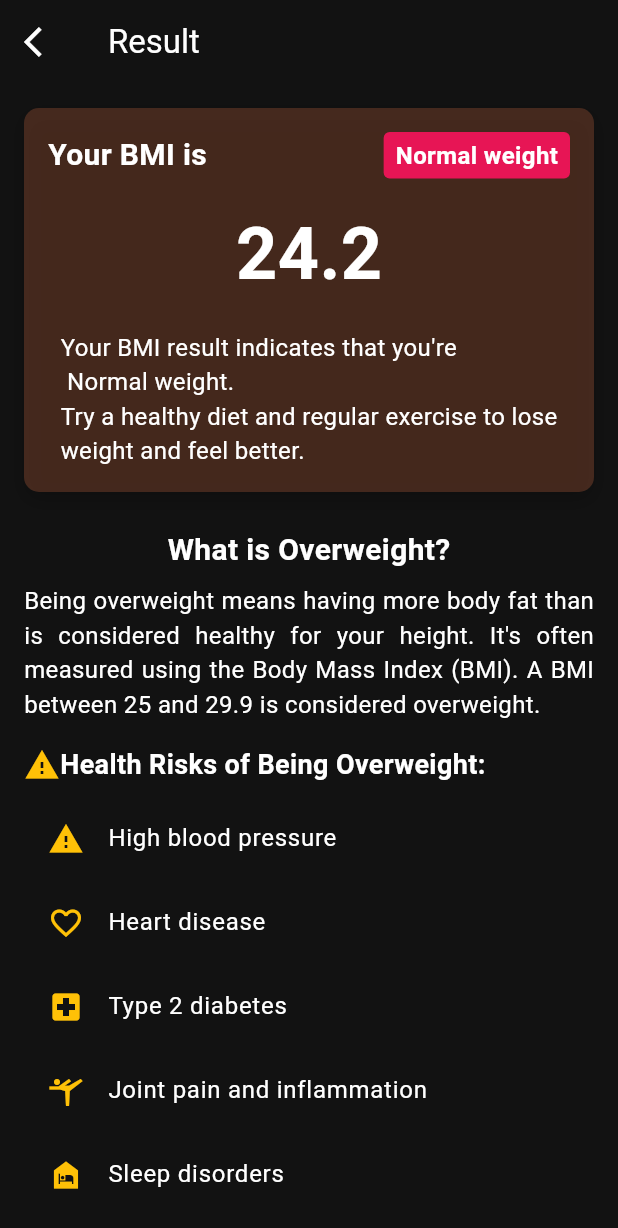
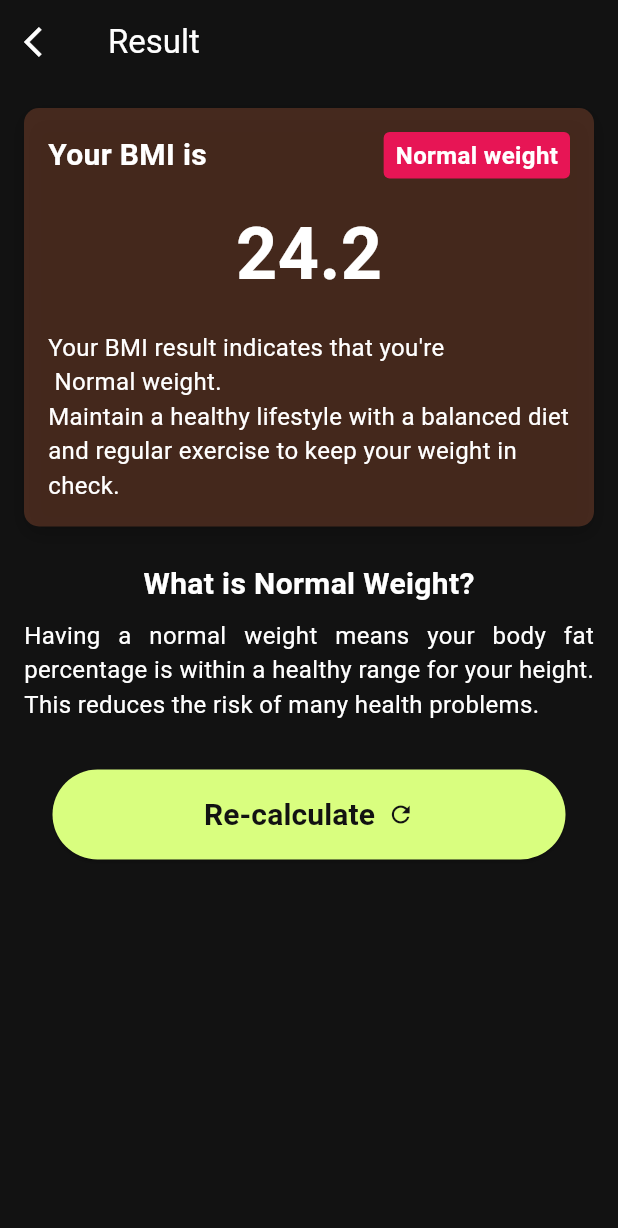
Before and after one commit to Myrnanader/BMI_calculator, a Flutter app: the screen it shows after launch, after a tap on "calculate", on a phone screen of 412 x 824 dp. Shown: the top 1228 px of the screen. Run offline on Flutter 3.47's test engine with Material 3 defaults, Android fonts, the light colour scheme and no system bars.

Commit message:
last modification

```diff
--- a/lib/main.dart
+++ b/lib/main.dart
@@ -1,10 +1,8 @@
-import 'dart:async';
-
 import 'package:flutter/material.dart';
-import '../screens/home_screen.dart';
+import 'screens/splash_screen.dart';
 
 void main() {
-  runApp(MyApp());
+  runApp(const MyApp());
 }
 
 class MyApp extends StatelessWidget {
@@ -15,33 +13,3 @@ class MyApp extends StatelessWidget {
     return MaterialApp(debugShowCheckedModeBanner: false, home: SplashScreen());
   }
 }
-
-class SplashScreen extends StatefulWidget {
-  const SplashScreen({super.key});
-
-  @override
-  _SplashScreenState createState() => _SplashScreenState();
-}
-
-class _SplashScreenState extends State<SplashScreen> {
-  @override
-  void initState() {
-    super.initState();
-    //change the duration of splash screen appearence
-    Timer(
-      Duration(seconds: 3),
-      () => Navigator.pushReplacement(
-        context,
-        MaterialPageRoute(builder: (context) => HomeScreen()),
-      ),
-    );
-  }
-
-  @override
-  Widget build(BuildContext context) {
-    return Container(
-      color: Colors.transparent,
-      child: Center(child: Image.asset('assets/BMI.png', fit: BoxFit.cover)),
-    );
-  }
-}
--- a/lib/screens/home_screen.dart
+++ b/lib/screens/home_screen.dart
@@ -9,16 +9,33 @@ import '../components/elevated_Button.dart';
 
 class HomeScreen extends StatefulWidget {
   const HomeScreen({super.key});
+
   @override
   State<HomeScreen> createState() => _HomeScreenState();
 }
 
 class _HomeScreenState extends State<HomeScreen> {
-  String selected = "cm";
+
   bool isMale = true;
-  double height = 170;
+  double height = 170; // cm
   double weight = 70;
   double age = 25;
+
+  // (Cm, Ft, In)
+  String selectedUnit = "Cm";
+
+
+  double convertHeight(String unit) {
+    switch (unit) {
+      case "Ft":
+        return height / 30.48;
+      case "In":
+        return height / 2.54;
+      default:
+        return height;
+    }
+  }
+
   @override
   Widget build(BuildContext context) {
     return Scaffold(
@@ -37,7 +54,6 @@ class _HomeScreenState extends State<HomeScreen> {
         ),
       ),
       body: Column(
-        // crossAxisAlignment: CrossAxisAlignment.stretch,
         children: [
           Expanded(
             child: Row(
@@ -78,14 +94,20 @@ class _HomeScreenState extends State<HomeScreen> {
               ),
               child: Column(
                 children: [
-                  UnitSelector(),
+                  UnitSelector(
+                    onUnitSelected: (unit) {
+                      setState(() {
+                        selectedUnit = unit; // update selected unit
+                      });
+                    },
+                  ),
                   Row(
                     mainAxisAlignment: MainAxisAlignment.center,
                     crossAxisAlignment: CrossAxisAlignment.baseline,
                     textBaseline: TextBaseline.alphabetic,
                     children: [
                       Text(
-                        height.round().toString(),
+                        convertHeight(selectedUnit).toStringAsFixed(2), //after converting height
                         style: TextStyle(
                           color: Colors.white,
                           fontSize: 55,
@@ -102,8 +124,9 @@ class _HomeScreenState extends State<HomeScreen> {
                     thumbColor: Colors.yellow,
                     activeColor: Colors.green,
                     onChanged: (value) {
-                      height = value;
-                      setState(() {});
+                      setState(() {
+                        height = value; // تحديث الارتفاع
+                      });
                     },
                   ),
                 ],
--- a/lib/screens/result_screen.dart
+++ b/lib/screens/result_screen.dart
@@ -5,6 +5,7 @@ import '../components/elevated_Button.dart';
 class ResultScreen extends StatelessWidget {
   ResultScreen({super.key, required this.result});
   final double result;
+
 
   String get healthiness {
     String healthinessString = '';
@@ -22,16 +23,81 @@ class ResultScreen extends StatelessWidget {
     return healthinessString;
   }
 
-  final List<Map<String, dynamic>> healthRisks = [
+  // نصوص ونصائح لكل حالة
+  Map<String, dynamic> get tipsAndInfo {
+    if (result < 18.5) {
+      // Underweight
+      return {
+        'title': 'What is Underweight?',
+        'description':
+            'Being underweight means having less body fat than is considered healthy for your height. It can lead to nutritional deficiencies and health issues.',
+        'risks': [
+          {'icon': Icons.warning, 'text': 'Nutritional deficiencies'},
+          {'icon': Icons.favorite_border, 'text': 'Weakened immune system'},
+          {'icon': Icons.local_hospital, 'text': 'Anemia'},
+          {'icon': Icons.sports_gymnastics, 'text': 'Fatigue'},
+          {'icon': Icons.night_shelter, 'text': 'Fertility issues'},
+        ],
+        'advice':
+            'Try to gain weight by eating a balanced diet rich in proteins, carbohydrates, and healthy fats. Consult a nutritionist for personalized advice.',
+      };
+    } else if (result >= 18.5 && result < 24.9) {
+      // Normal weight
+      return {
+        'title': 'What is Normal Weight?',
+        'description':
+            'Having a normal weight means your body fat percentage is within a healthy range for your height. This reduces the risk of many health problems.',
+        'risks': [],
+        'advice':
+            'Maintain a healthy lifestyle with a balanced diet and regular exercise to keep your weight in check.',
+      };
+    } else if (result >= 25 && result < 29.9) {
+      // Overweight
+      return {
+        'title': 'What is Overweight?',
+        'description':
+            'Being overweight means having more body fat than is considered healthy for your height. It,s often measured using the Body Mass Index (BMI). A BMI between 25 and 29.9 is considered overweight.',
+        'risks': [
           {'icon': Icons.warning, 'text': 'High blood pressure'},
           {'icon': Icons.favorite_border, 'text': 'Heart disease'},
           {'icon': Icons.local_hospital, 'text': 'Type 2 diabetes'},
-    {'icon': Icons.sports_gymnastics, 'text': 'Joint pain and inflammation'},
+          {
+            'icon': Icons.sports_gymnastics,
+            'text': 'Joint pain and inflammation',
+          },
           {'icon': Icons.night_shelter, 'text': 'Sleep disorders'},
           {'icon': Icons.mood_bad, 'text': 'Low self-confidence'},
-  ];
+        ],
+        'advice':
+            'Focus on a healthy diet and regular exercise to lose weight and reduce health risks.',
+      };
+    } else {
+      // Obesity
+      return {
+        'title': 'What is Obesity?',
+        'description':
+            'Obesity is a condition where excess body fat has accumulated to the extent that it may have an adverse effect on health. A BMI of 30 or higher is considered obesity.',
+        'risks': [
+          {'icon': Icons.warning, 'text': 'High blood pressure'},
+          {'icon': Icons.favorite_border, 'text': 'Heart disease'},
+          {'icon': Icons.local_hospital, 'text': 'Type 2 diabetes'},
+          {
+            'icon': Icons.sports_gymnastics,
+            'text': 'Joint pain and inflammation',
+          },
+          {'icon': Icons.night_shelter, 'text': 'Sleep apnea'},
+          {'icon': Icons.mood_bad, 'text': 'Depression'},
+        ],
+        'advice':
+            'Seek medical advice and focus on a structured weight loss plan with dietary changes and increased physical activity.',
+      };
+    }
+  }
+
   @override
   Widget build(BuildContext context) {
+    final tipsAndInfoData = tipsAndInfo;
+
     return Scaffold(
       backgroundColor: darkerColor,
       appBar: AppBar(
@@ -109,18 +175,18 @@ class ResultScreen extends StatelessWidget {
                     ),
                     SizedBox(height: 16),
                     Text(
-                      "Your BMI result indicates that you're\n $healthiness.\nTry a healthy diet and regular exercise to lose\nweight and feel better.",
+                      "Your BMI result indicates that you're\n ${healthiness}.\n${tipsAndInfoData['advice']}",
                       style: TextStyle(fontSize: 16, color: Colors.white),
                     ),
                   ],
                 ),
               ),
 
-              //  health risks
+              // Section 2: Explanation and Health Risks
               SizedBox(height: 24),
 
               Text(
-                "What is Overweight?",
+                tipsAndInfoData['title'],
                 style: TextStyle(
                   fontSize: 20,
                   fontWeight: FontWeight.bold,
@@ -130,16 +196,20 @@ class ResultScreen extends StatelessWidget {
 
               SizedBox(height: 8),
               Text(
-                "Being overweight means having more body fat than is considered healthy for your height. It's often measured using the Body Mass Index (BMI). A BMI between 25 and 29.9 is considered overweight.",
+                tipsAndInfoData['description'],
                 style: TextStyle(fontSize: 16, color: Colors.white),
                 textAlign: TextAlign.justify,
               ),
               SizedBox(height: 16),
+
+              if (tipsAndInfoData['risks'].isNotEmpty)
+                Column(
+                  children: [
                     Row(
                       children: [
                         Icon(Icons.warning, color: Colors.amber),
                         Text(
-                    "Health Risks of Being Overweight:",
+                          "Health Risks of Being ${healthiness}:",
                           style: TextStyle(
                             fontSize: 18,
                             fontWeight: FontWeight.bold,
@@ -152,9 +222,9 @@ class ResultScreen extends StatelessWidget {
                     ListView.builder(
                       shrinkWrap: true,
                       physics: NeverScrollableScrollPhysics(),
-                itemCount: healthRisks.length,
+                      itemCount: tipsAndInfoData['risks'].length,
                       itemBuilder: (context, index) {
-                  final item = healthRisks[index];
+                        final item = tipsAndInfoData['risks'][index];
                         return ListTile(
                           leading: Icon(item['icon'], color: Colors.amber),
                           title: Text(
@@ -164,10 +234,11 @@ class ResultScreen extends StatelessWidget {
                         );
                       },
                     ),
+                  ],
+                ),
 
               // Re-calculate button
               SizedBox(height: 16),
-
 
               CustomElevatedButton(
                 text: "Re-calculate",
@@ -175,7 +246,7 @@ class ResultScreen extends StatelessWidget {
                 onPressed: () {
                   Navigator.pop(context);
                 },
-              )
+              ),
             ],
           ),
         ),
--- /dev/null
+++ b/lib/screens/splash_screen.dart
@@ -0,0 +1,40 @@
+import 'dart:async';
+
+import 'package:flutter/material.dart';
+import 'package:bmi_calculator/screens/home_screen.dart';
+
+class SplashScreen extends StatefulWidget {
+  const SplashScreen({Key? key}) : super(key: key);
+
+  @override
+  _SplashScreenState createState() => _SplashScreenState();
+}
+
+class _SplashScreenState extends State<SplashScreen> {
+  @override
+  void initState() {
+    super.initState();
+
+
+    Timer(
+      const Duration(seconds: 3),
+      () => Navigator.pushReplacement(
+        context,
+        MaterialPageRoute(builder: (context) => const HomeScreen()),
+      ),
+    );
+  }
+
+  @override
+  Widget build(BuildContext context) {
+    return Container(
+      color: Colors.transparent,
+      child: const Center(
+        child: Image(
+          image: AssetImage('assets/BMI.png'),
+          fit: BoxFit.cover,
+        ),
+      ),
+    );
+  }
+}
```
Also changed, not shown: lib/components/elevatedBottun.dart (deleted, +0 -75 lines), lib/widgets/topcircles.dart (+5 -2 lines). Lines whose indentation alone changed are shown as unchanged.
